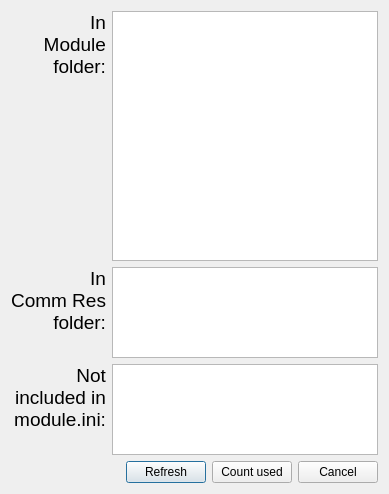
First picture: the form in askSelectBrfDialog.ui, repository Swyter/openbrf-redux, before the edit.
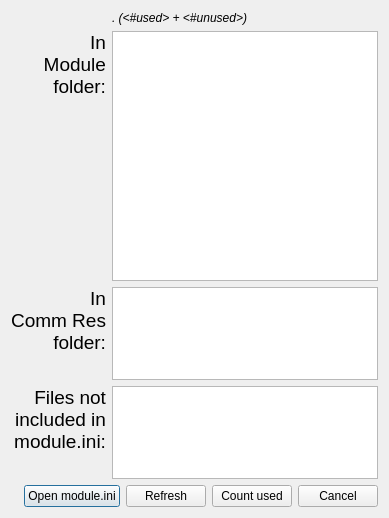
Second picture: the form after the edit.

Commit message: Version 0.0.52d, internally showing as 0.0.52b (from openBrf_source_0.0.52d.zip).

Diff of the .ui file:
```diff
--- a/askSelectBrfDialog.ui
+++ b/askSelectBrfDialog.ui
@@ -7,7 +7,7 @@
     <x>0</x>
     <y>0</y>
     <width>389</width>
-    <height>494</height>
+    <height>518</height>
    </rect>
   </property>
   <property name="windowTitle">
@@ -20,7 +20,7 @@
       <property name="margin">
        <number>0</number>
       </property>
-      <item row="0" column="0">
+      <item row="1" column="0">
        <widget class="QLabel" name="label">
         <property name="font">
          <font>
@@ -37,10 +37,10 @@
         </property>
        </widget>
       </item>
-      <item row="3" column="1">
+      <item row="4" column="1">
        <widget class="QListWidget" name="listComm"/>
       </item>
-      <item row="0" column="1">
+      <item row="1" column="1">
        <widget class="QListWidget" name="listMod">
         <property name="minimumSize">
          <size>
@@ -50,10 +50,10 @@
         </property>
        </widget>
       </item>
-      <item row="4" column="1">
+      <item row="5" column="1">
        <widget class="QListWidget" name="listUnref"/>
       </item>
-      <item row="4" column="0">
+      <item row="5" column="0">
        <widget class="QLabel" name="label_2">
         <property name="font">
          <font>
@@ -61,7 +61,7 @@
          </font>
         </property>
         <property name="text">
-         <string>Not
+         <string>Files not
 included in
 module.ini:</string>
         </property>
@@ -70,7 +70,7 @@
         </property>
        </widget>
       </item>
-      <item row="3" column="0">
+      <item row="4" column="0">
        <widget class="QLabel" name="label_3">
         <property name="font">
          <font>
@@ -87,6 +87,18 @@
         </property>
        </widget>
       </item>
+      <item row="0" column="1">
+       <widget class="QLabel" name="label_4">
+        <property name="font">
+         <font>
+          <italic>true</italic>
+         </font>
+        </property>
+        <property name="text">
+         <string>&lt;line_num&gt;.&lt;filename&gt; (&lt;#used&gt; + &lt;#unused&gt;)</string>
+        </property>
+       </widget>
+      </item>
      </layout>
     </widget>
    </item>
@@ -109,6 +121,13 @@
         </property>
        </spacer>
       </item>
+      <item>
+       <widget class="QPushButton" name="openModuleIni">
+        <property name="text">
+         <string>Open module.ini</string>
+        </property>
+       </widget>
+      </item>
       <item>
        <widget class="QPushButton" name="refresh">
         <property name="text">
```
The commit also changes 49 other files.
